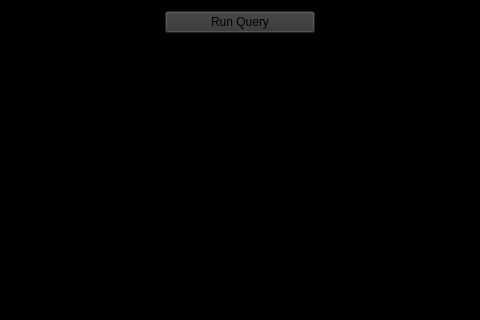
Old version of the form app/views/QueryView.ui in the repository snorlax95/Goofy-SQL; both pictures show x 102 to 582 and y 0 to 320 of the 685 by 414 pixel window.
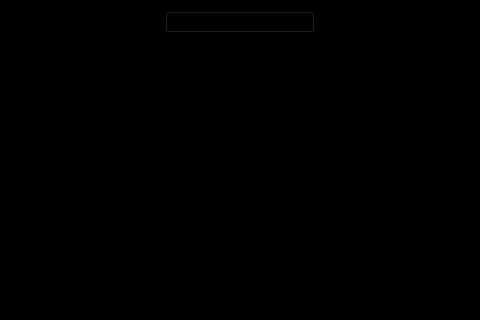
New version of the form.

Patch:
```diff
--- a/app/views/QueryView.ui
+++ b/app/views/QueryView.ui
@@ -63,7 +63,7 @@
         </size>
        </property>
        <property name="styleSheet">
-        <string notr="true">background-color: rgb(51, 51, 51);</string>
+        <string notr="true"/>
        </property>
        <property name="text">
         <string>Run Query</string>
```
Left out of the diff: 3 changed lines with no effect on the pictures.
